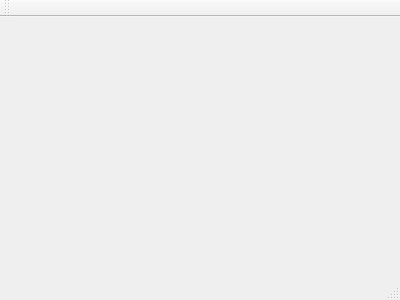
First picture: the form in hinai2_facebook_collaberative_filtering/mainwindow.ui, repository wildex999/hinai2_fb, before the edit.
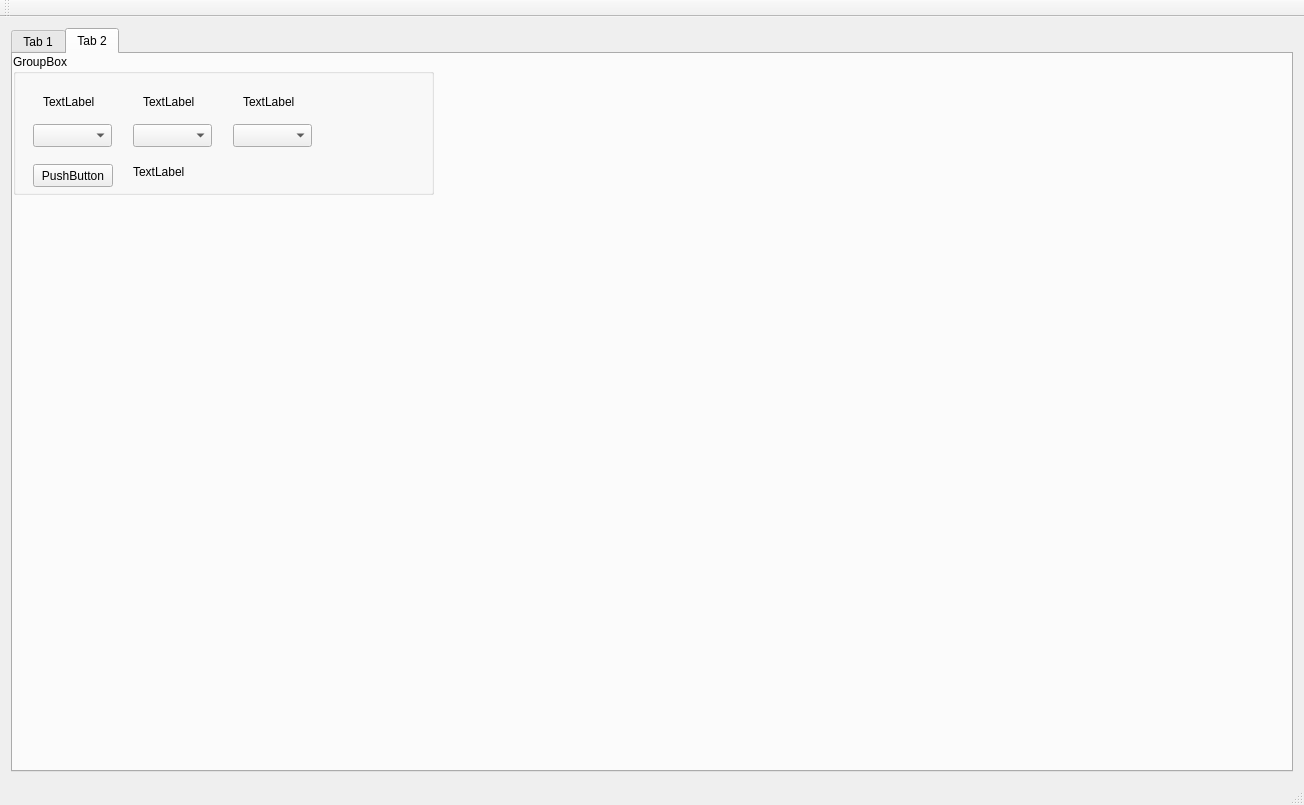
Second picture: the form after the edit.

```diff
--- a/hinai2_facebook_collaberative_filtering/mainwindow.ui
+++ b/hinai2_facebook_collaberative_filtering/mainwindow.ui
@@ -1,24 +1,177 @@
 <ui version="4.0">
  <class>MainWindow</class>
- <widget class="QMainWindow" name="MainWindow" >
-  <property name="geometry" >
+ <widget class="QMainWindow" name="MainWindow">
+  <property name="geometry">
    <rect>
     <x>0</x>
     <y>0</y>
-    <width>400</width>
-    <height>300</height>
+    <width>1304</width>
+    <height>805</height>
    </rect>
   </property>
   <property name="windowTitle" >
    <string>MainWindow</string>
   </property>
-  <widget class="QMenuBar" name="menuBar" />
-  <widget class="QToolBar" name="mainToolBar" />
-  <widget class="QWidget" name="centralWidget" />
-  <widget class="QStatusBar" name="statusBar" />
+  <widget class="QWidget" name="centralWidget">
+   <layout class="QVBoxLayout" name="verticalLayout">
+    <item>
+     <widget class="QTabWidget" name="tabWidget">
+      <property name="currentIndex">
+       <number>1</number>
+      </property>
+      <widget class="QWidget" name="tab">
+       <attribute name="title">
+        <string>Tab 1</string>
+       </attribute>
+       <widget class="QTableView" name="tableView">
+        <property name="geometry">
+         <rect>
+          <x>0</x>
+          <y>0</y>
+          <width>1291</width>
+          <height>741</height>
+         </rect>
+        </property>
+       </widget>
+      </widget>
+      <widget class="QWidget" name="tab_2">
+       <attribute name="title">
+        <string>Tab 2</string>
+       </attribute>
+       <widget class="QGroupBox" name="groupBox">
+        <property name="geometry">
+         <rect>
+          <x>0</x>
+          <y>0</y>
+          <width>421</width>
+          <height>141</height>
+         </rect>
+        </property>
+        <property name="title">
+         <string>GroupBox</string>
+        </property>
+        <widget class="QComboBox" name="comboBox_2">
+         <property name="geometry">
+          <rect>
+           <x>120</x>
+           <y>70</y>
+           <width>79</width>
+           <height>23</height>
+          </rect>
+         </property>
+        </widget>
+        <widget class="QComboBox" name="comboBox">
+         <property name="geometry">
+          <rect>
+           <x>20</x>
+           <y>70</y>
+           <width>79</width>
+           <height>23</height>
+          </rect>
+         </property>
+        </widget>
+        <widget class="QComboBox" name="comboBox_3">
+         <property name="geometry">
+          <rect>
+           <x>220</x>
+           <y>70</y>
+           <width>79</width>
+           <height>23</height>
+          </rect>
+         </property>
+        </widget>
+        <widget class="QLabel" name="label">
+         <property name="geometry">
+          <rect>
+           <x>30</x>
+           <y>40</y>
+           <width>57</width>
+           <height>15</height>
+          </rect>
+         </property>
+         <property name="text">
+          <string>TextLabel</string>
+         </property>
+        </widget>
+        <widget class="QLabel" name="label_2">
+         <property name="geometry">
+          <rect>
+           <x>130</x>
+           <y>40</y>
+           <width>57</width>
+           <height>15</height>
+          </rect>
+         </property>
+         <property name="text">
+          <string>TextLabel</string>
+         </property>
+        </widget>
+        <widget class="QLabel" name="label_3">
+         <property name="geometry">
+          <rect>
+           <x>230</x>
+           <y>40</y>
+           <width>57</width>
+           <height>15</height>
+          </rect>
+         </property>
+         <property name="text">
+          <string>TextLabel</string>
+         </property>
+        </widget>
+        <widget class="QPushButton" name="pushButton">
+         <property name="geometry">
+          <rect>
+           <x>20</x>
+           <y>110</y>
+           <width>80</width>
+           <height>23</height>
+          </rect>
+         </property>
+         <property name="text">
+          <string>PushButton</string>
+         </property>
+        </widget>
+        <widget class="QLabel" name="label_4">
+         <property name="geometry">
+          <rect>
+           <x>120</x>
+           <y>110</y>
+           <width>57</width>
+           <height>15</height>
+          </rect>
+         </property>
+         <property name="text">
+          <string>TextLabel</string>
+         </property>
+        </widget>
+       </widget>
+      </widget>
+     </widget>
+    </item>
+   </layout>
+  </widget>
+  <widget class="QMenuBar" name="menuBar">
+   <property name="geometry">
+    <rect>
+     <x>0</x>
+     <y>0</y>
+     <width>1304</width>
+     <height>20</height>
+    </rect>
+   </property>
+  </widget>
+  <widget class="QToolBar" name="mainToolBar">
+   <attribute name="toolBarArea">
+    <enum>TopToolBarArea</enum>
+   </attribute>
+   <attribute name="toolBarBreak">
+    <bool>false</bool>
+   </attribute>
+  </widget>
+  <widget class="QStatusBar" name="statusBar"/>
  </widget>
- <layoutDefault spacing="6" margin="11" />
- <pixmapfunction></pixmapfunction>
+ <layoutdefault spacing="6" margin="11"/>
  <resources/>
  <connections/>
 </ui>
```
Left out of the diff: 3 changed lines with no effect on the pictures.
